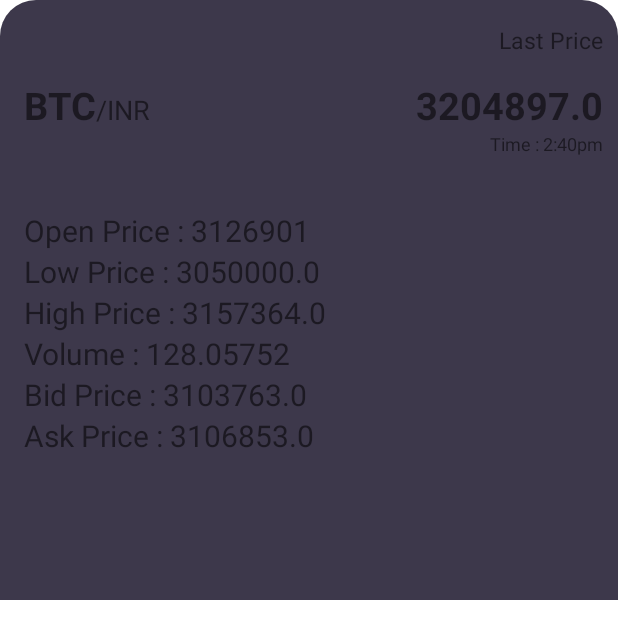
After one commit to Raman-Kumar/RamanCryptoApp, an Android app: the layout crypto_item_bottom_view.xml on its own in the app's theme, with its tools: preview values and no code run, on a phone screen of 412 x 824 dp. The commit adds this screen. Shown: the top 639 px of the screen. Run offline under Robolectric (Android 15) with nearby library versions, the phone set to English and light mode, and no system bars; network calls fail.

Commit message:
open crypto item

```diff
--- a/app/src/main/java/com/raman/crptoapp/RetroService.kt
+++ b/app/src/main/java/com/raman/crptoapp/RetroService.kt
@@ -2,6 +2,7 @@ package com.raman.crptoapp
 
 import com.raman.crptoapp.data.CyptoList
 import com.raman.crptoapp.data.CyptoListItem
+import com.raman.crptoapp.data.test
 import retrofit2.http.GET
 import retrofit2.http.Query
 
@@ -9,6 +10,6 @@ interface RetroService {
     @GET("tickers/24hr/")
     suspend fun getCyptoList(): CyptoList
 
-    @GET("")
+    @GET("ticker/24hr/")
     suspend fun getCyptoListItem(@Query("symbol") symbol: String): CyptoListItem
 }
--- /dev/null
+++ b/app/src/main/res/drawable/bottom_background.xml
@@ -0,0 +1,10 @@
+<?xml version="1.0" encoding="utf-8"?>
+<shape android:shape="rectangle" xmlns:android="http://schemas.android.com/apk/res/android">
+    <corners android:topLeftRadius="24dp"
+        android:topRightRadius="24dp"
+        />
+
+    <solid android:color="#CC0D071E" />
+
+
+</shape>
--- /dev/null
+++ b/app/src/main/res/layout/crypto_item_bottom_view.xml
@@ -0,0 +1,146 @@
+<?xml version="1.0" encoding="utf-8"?>
+<androidx.constraintlayout.widget.ConstraintLayout xmlns:android="http://schemas.android.com/apk/res/android"
+    xmlns:app="http://schemas.android.com/apk/res-auto"
+    android:id="@+id/root"
+    android:layout_width="match_parent"
+    android:layout_height="wrap_content"
+    android:background="@drawable/bottom_background">
+
+    <View
+        android:id="@+id/rectangle"
+        android:layout_width="match_parent"
+        android:layout_height="400dp"
+        app:layout_constraintEnd_toEndOf="parent"
+        app:layout_constraintStart_toStartOf="parent"
+        app:layout_constraintTop_toTopOf="parent" />
+
+    <TextView
+        android:id="@+id/tv_baseAsset"
+        android:layout_width="wrap_content"
+        android:layout_height="wrap_content"
+
+        android:layout_marginStart="16dp"
+
+        android:text="BTC"
+        android:textSize="25sp"
+        android:textStyle="bold"
+
+        app:layout_constraintBottom_toTopOf="@+id/guideline2"
+        app:layout_constraintStart_toStartOf="parent"
+        app:layout_constraintTop_toTopOf="parent"
+         />
+
+    <TextView
+        android:id="@+id/tv_quoteAsset"
+        android:layout_width="wrap_content"
+        android:layout_height="wrap_content"
+        android:text="/INR"
+        android:textSize="18sp"
+        app:layout_constraintBaseline_toBaselineOf="@+id/tv_baseAsset"
+        app:layout_constraintStart_toEndOf="@+id/tv_baseAsset" />
+
+    <TextView
+        android:id="@+id/tv_lastPrice"
+        android:layout_width="wrap_content"
+        android:layout_height="wrap_content"
+        android:layout_marginEnd="10dp"
+        android:text="3204897.0"
+        android:textSize="25sp"
+        android:textStyle="bold"
+        app:layout_constraintBaseline_toBaselineOf="@+id/tv_baseAsset"
+        app:layout_constraintEnd_toEndOf="parent" />
+
+    <TextView
+        android:id="@+id/tv_lastPrice_text"
+        android:layout_width="wrap_content"
+        android:layout_height="wrap_content"
+        android:text="Last Price"
+        android:textSize="15sp"
+        app:layout_constraintBottom_toTopOf="@+id/tv_lastPrice"
+        app:layout_constraintEnd_toEndOf="@+id/tv_lastPrice"
+
+        app:layout_constraintTop_toTopOf="parent" />
+
+    <TextView
+        android:id="@+id/tv_time"
+        android:layout_width="wrap_content"
+        android:layout_height="wrap_content"
+        android:text="Time : 2:40pm"
+        android:textSize="12sp"
+        app:layout_constraintEnd_toEndOf="@+id/tv_lastPrice"
+
+        app:layout_constraintTop_toBottomOf="@+id/tv_lastPrice" />
+
+
+
+
+    <androidx.constraintlayout.widget.Guideline
+        android:id="@+id/guideline2"
+        android:layout_width="wrap_content"
+        android:layout_height="wrap_content"
+        android:orientation="horizontal"
+        app:layout_constraintGuide_percent="0.35" />
+
+    <TextView
+        android:id="@+id/tv_openPrice"
+        android:layout_width="wrap_content"
+        android:layout_height="wrap_content"
+        android:text="Open Price : 3126901"
+        android:textSize="20sp"
+        android:layout_marginStart="16dp"
+        app:layout_constraintStart_toStartOf="parent"
+        app:layout_constraintTop_toTopOf="@+id/guideline2" />
+
+    <TextView
+        android:id="@+id/tv_lowPrice"
+        android:layout_width="wrap_content"
+        android:layout_height="wrap_content"
+        android:text="Low Price : 3050000.0"
+
+        android:textSize="20sp"
+        android:layout_marginStart="16dp"
+        app:layout_constraintStart_toStartOf="parent"
+        app:layout_constraintTop_toBottomOf="@+id/tv_openPrice" />
+
+    <TextView
+        android:id="@+id/tv_highPrice"
+        android:layout_width="wrap_content"
+        android:layout_height="wrap_content"
+        android:text="High Price : 3157364.0"
+        android:textSize="20sp"
+        android:layout_marginStart="16dp"
+        app:layout_constraintStart_toStartOf="parent"
+        app:layout_constraintTop_toBottomOf="@+id/tv_lowPrice" />
+
+    <TextView
+        android:id="@+id/tv_volume"
+        android:layout_width="wrap_content"
+        android:layout_height="wrap_content"
+        android:text="Volume : 128.05752"
+        android:textSize="20sp"
+        android:layout_marginStart="16dp"
+        app:layout_constraintStart_toStartOf="parent"
+        app:layout_constraintTop_toBottomOf="@+id/tv_highPrice" />
+
+    <TextView
+        android:id="@+id/tv_bidPrice"
+        android:layout_width="wrap_content"
+        android:layout_height="wrap_content"
+        android:text="Bid Price : 3103763.0"
+        android:textSize="20sp"
+        android:layout_marginStart="16dp"
+        app:layout_constraintStart_toStartOf="parent"
+        app:layout_constraintTop_toBottomOf="@+id/tv_volume" />
+
+    <TextView
+        android:id="@+id/tv_askPrice"
+        android:layout_width="wrap_content"
+        android:layout_height="wrap_content"
+        android:text="Ask Price : 3106853.0"
+        android:textSize="20sp"
+        android:layout_marginStart="16dp"
+        app:layout_constraintStart_toStartOf="parent"
+        app:layout_constraintTop_toBottomOf="@+id/tv_bidPrice" />
+
+
+</androidx.constraintlayout.widget.ConstraintLayout>
```
Also changed, not shown: app/src/main/java/com/raman/crptoapp/CryptoItemBottomSheet.kt (added, +100 -0 lines), app/src/main/java/com/raman/crptoapp/MainActivity.kt (+25 -15 lines), app/src/main/java/com/raman/crptoapp/MainActivityViewModel.kt (+17 -0 lines), app/src/main/java/com/raman/crptoapp/data/test.kt (added, +15 -0 lines), app/src/main/res/values/themes.xml (+20 -0 lines).
